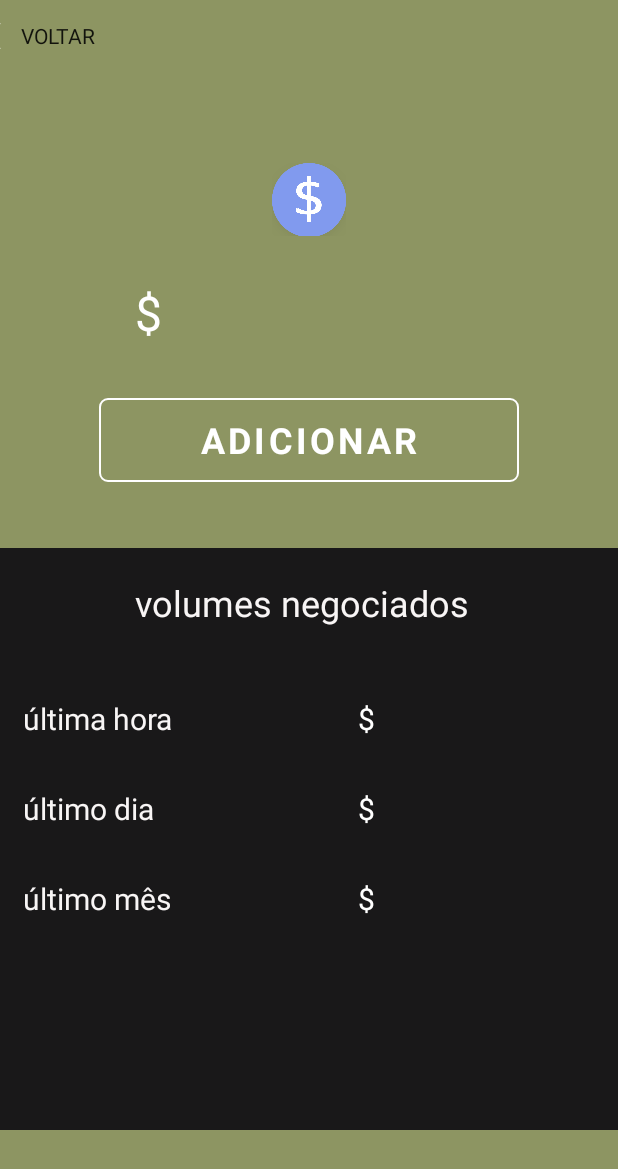
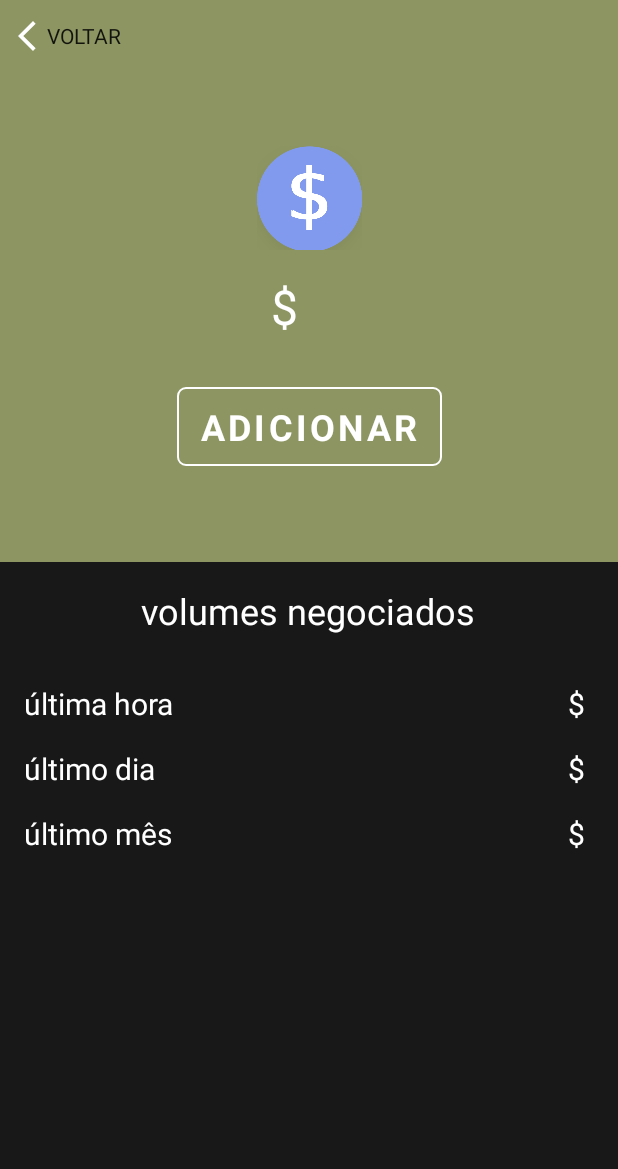
Before and after one commit to ozielguimaraes/take-my-money, an Android app: the screen it shows after launch (DetailsActivity), on a phone screen of 412 x 824 dp. Shown: the top 1169 px of the screen. Run offline under Robolectric (Android 15) with nearby library versions, the phone set to English and light mode, and no system bars; our stand-ins replace Picasso, Room's generated code; pictures from the network do not load; Roboto replaces fonts that are not available here.

Commit message:
layout update

```diff
--- a/app/src/main/res/layout/details_activity.xml
+++ b/app/src/main/res/layout/details_activity.xml
@@ -1,12 +1,11 @@
 <?xml version="1.0" encoding="utf-8"?>
-<androidx.constraintlayout.widget.ConstraintLayout
-    xmlns:android="http://schemas.android.com/apk/res/android"
+<androidx.constraintlayout.widget.ConstraintLayout xmlns:android="http://schemas.android.com/apk/res/android"
     xmlns:app="http://schemas.android.com/apk/res-auto"
     xmlns:tools="http://schemas.android.com/tools"
     android:layout_width="match_parent"
     android:layout_height="match_parent"
     android:background="#0075984C"
-    android:backgroundTint="#FFFFFF"
+    android:backgroundTint="@color/white"
     android:visibility="visible"
     tools:visibility="visible">
 
@@ -21,25 +20,24 @@
 
         <com.google.android.material.button.MaterialButton
             android:id="@+id/btn_add_remove"
-            android:layout_width="280dp"
-            android:layout_height="56dp"
-            android:layout_marginTop="29dp"
+            android:layout_width="wrap_content"
+            android:layout_height="wrap_content"
+            android:layout_marginTop="32dp"
             android:background="@drawable/btn_add_remove"
             android:fontFamily="@font/roboto"
             android:text="@string/add"
             android:textSize="24sp"
             android:textStyle="bold"
             app:backgroundTint="@color/white"
-            app:barrierMargin="50dp"
             app:layout_constraintEnd_toEndOf="parent"
             app:layout_constraintStart_toStartOf="parent"
             app:layout_constraintTop_toBottomOf="@+id/tx_value" />
 
         <com.google.android.material.imageview.ShapeableImageView
             android:id="@+id/im_view"
-            android:layout_width="53dp"
-            android:layout_height="49dp"
-            android:layout_marginTop="45dp"
+            android:layout_width="70dp"
+            android:layout_height="70dp"
+            android:layout_marginTop="32dp"
             app:layout_constraintEnd_toEndOf="@+id/tx_coin"
             app:layout_constraintStart_toStartOf="@+id/tx_coin"
             app:layout_constraintTop_toBottomOf="@+id/tx_coin"
@@ -47,8 +45,8 @@
 
         <TextView
             android:id="@+id/cifrao1"
-            android:layout_width="24dp"
-            android:layout_height="47dp"
+            android:layout_width="wrap_content"
+            android:layout_height="wrap_content"
             android:text="$"
             android:textColor="@color/white"
             android:textSize="32sp"
@@ -57,58 +55,64 @@
 
         <TextView
             android:id="@+id/tx_value"
-            android:layout_width="184dp"
-            android:layout_height="49dp"
-            android:layout_marginTop="29dp"
+            android:layout_width="wrap_content"
+            android:layout_height="wrap_content"
+            android:layout_marginTop="16dp"
             android:fontFamily="@font/roboto"
             android:gravity="center_horizontal"
+            android:paddingStart="16dp"
             android:textColor="@color/white"
-            tools:text="31.234.20"
             android:textSize="32sp"
             app:layout_constraintEnd_toEndOf="@+id/im_view"
             app:layout_constraintStart_toStartOf="@+id/im_view"
             app:layout_constraintTop_toBottomOf="@+id/im_view"
             tools:layout_editor_absoluteX="114dp"
-            tools:layout_editor_absoluteY="165dp"/>
+            tools:layout_editor_absoluteY="165dp"
+            tools:text="31.234.20" />
 
         <TextView
             android:id="@+id/tx_coin"
             android:layout_width="wrap_content"
             android:layout_height="wrap_content"
-            android:layout_marginTop="30dp"
+            android:layout_marginTop="32dp"
             android:fontFamily="@font/roboto"
-            android:textColor="#F8F5F5"
+            android:textColor="@color/white"
             android:textSize="24sp"
             app:layout_constraintEnd_toEndOf="parent"
             app:layout_constraintStart_toStartOf="parent"
             app:layout_constraintTop_toTopOf="parent"
-            tools:text="BTC"/>
+            tools:text="BTC" />
 
         <Button
             android:id="@+id/btn_back"
             android:layout_width="wrap_content"
             android:layout_height="wrap_content"
-            android:layout_marginStart="-18dp"
             android:background="@android:color/transparent"
             android:drawableLeft="@drawable/ic_return"
             android:fontFamily="@font/roboto"
+            android:padding="6dp"
             android:text="@string/back"
             app:layout_constraintStart_toStartOf="parent"
             app:layout_constraintTop_toTopOf="parent" />
 
         <androidx.constraintlayout.widget.ConstraintLayout
             android:id="@+id/layout_end"
-            android:layout_width="413dp"
-            android:layout_height="388dp"
-            android:layout_marginTop="365dp"
+            android:layout_width="match_parent"
+            android:layout_height="0dp"
+            android:layout_marginTop="64dp"
             android:background="@color/black_two"
+            android:padding="16dp"
+            app:layout_constraintBottom_toBottomOf="parent"
+            app:layout_constraintEnd_toEndOf="parent"
+            app:layout_constraintHorizontal_bias="1.0"
             app:layout_constraintStart_toStartOf="parent"
-            app:layout_constraintTop_toTopOf="parent">
+            app:layout_constraintTop_toBottomOf="@+id/btn_add_remove">
 
             <TextView
                 android:id="@+id/cifrao2"
-                android:layout_width="18dp"
-                android:layout_height="33dp"
+                android:layout_width="wrap_content"
+                android:layout_height="wrap_content"
+                android:layout_marginEnd="6dp"
                 android:text="$"
                 android:textColor="@color/white"
                 android:textSize="20sp"
@@ -116,11 +120,11 @@
                 app:layout_constraintTop_toTopOf="@+id/tx_value_hour" />
 
             <TextView
-                android:layout_width="232dp"
-                android:layout_height="48dp"
-                android:layout_marginTop="20dp"
+                android:id="@+id/textView4"
+                android:layout_width="wrap_content"
+                android:layout_height="wrap_content"
                 android:text="@string/v_traded"
-                android:textColor="#F8F5F5"
+                android:textColor="@color/white"
                 android:textSize="24sp"
                 app:layout_constraintEnd_toEndOf="parent"
                 app:layout_constraintHorizontal_bias="0.497"
@@ -128,42 +132,42 @@
                 app:layout_constraintTop_toTopOf="parent" />
 
             <TextView
-                android:layout_width="116dp"
-                android:layout_height="35dp"
-                android:layout_marginStart="15dp"
-                android:layout_marginTop="160dp"
+                android:id="@+id/textView3"
+                android:layout_width="wrap_content"
+                android:layout_height="wrap_content"
+                android:layout_marginTop="16dp"
                 android:text="@string/last_day"
-                android:textColor="#F8F5F5"
+                android:textColor="@color/white"
+                android:textSize="20sp"
+                app:layout_constraintStart_toStartOf="@+id/textView"
+                app:layout_constraintTop_toBottomOf="@+id/textView" />
+
+            <TextView
+                android:layout_width="wrap_content"
+                android:layout_height="wrap_content"
+                android:layout_marginTop="16dp"
+                android:text="@string/last_month"
+                android:textColor="@color/white"
+                android:textSize="20sp"
+                app:layout_constraintStart_toStartOf="@+id/textView3"
+                app:layout_constraintTop_toBottomOf="@+id/textView3" />
+
+            <TextView
+                android:id="@+id/textView"
+                android:layout_width="wrap_content"
+                android:layout_height="wrap_content"
+                android:layout_marginTop="32dp"
+                android:text="@string/last_hour"
+                android:textColor="@color/white"
                 android:textSize="20sp"
                 app:layout_constraintStart_toStartOf="parent"
-                app:layout_constraintTop_toTopOf="parent" />
-
-            <TextView
-                android:layout_width="116dp"
-                android:layout_height="35dp"
-                android:layout_marginStart="15dp"
-                android:layout_marginTop="220dp"
-                android:text="@string/last_month"
-                android:textColor="#F8F5F5"
-                android:textSize="20sp"
-                app:layout_constraintStart_toStartOf="parent"
-                app:layout_constraintTop_toTopOf="parent" />
-
-            <TextView
-                android:layout_width="116dp"
-                android:layout_height="35dp"
-                android:layout_marginStart="15dp"
-                android:layout_marginTop="100dp"
-                android:text="@string/last_hour"
-                android:textColor="#F8F5F5"
-                android:textSize="20sp"
-                app:layout_constraintStart_toStartOf="parent"
-                app:layout_constraintTop_toTopOf="parent" />
+                app:layout_constraintTop_toBottomOf="@+id/textView4" />
 
             <TextView
                 android:id="@+id/cifrao3"
-                android:layout_width="18dp"
-                android:layout_height="33dp"
+                android:layout_width="wrap_content"
+                android:layout_height="wrap_content"
+                android:layout_marginEnd="6dp"
                 android:text="$"
                 android:textColor="@color/white"
                 android:textSize="20sp"
@@ -172,8 +176,9 @@
 
             <TextView
                 android:id="@+id/cifrao4"
-                android:layout_width="18dp"
-                android:layout_height="33dp"
+                android:layout_width="wrap_content"
+                android:layout_height="wrap_content"
+                android:layout_marginEnd="6dp"
                 android:text="$"
                 android:textColor="@color/white"
                 android:textSize="20sp"
@@ -182,38 +187,37 @@
 
             <TextView
                 android:id="@+id/tx_value_hour"
-                android:layout_width="141dp"
-                android:layout_height="35dp"
-                android:layout_marginTop="100dp"
-                android:layout_marginEnd="15dp"
-                android:textColor="#F8F5F5"
+                android:layout_width="wrap_content"
+                android:layout_height="wrap_content"
+                android:layout_marginTop="32dp"
+                android:textColor="@color/white"
                 android:textSize="20sp"
                 app:layout_constraintEnd_toEndOf="parent"
-                app:layout_constraintTop_toTopOf="parent"
+                app:layout_constraintTop_toBottomOf="@+id/textView4"
                 tools:text="123,456.78" />
 
             <TextView
                 android:id="@+id/tx_value_day"
-                android:layout_width="141dp"
-                android:layout_height="35dp"
-                android:layout_marginTop="160dp"
-                android:layout_marginEnd="15dp"
-                android:textColor="#F8F5F5"
+                android:layout_width="wrap_content"
+                android:layout_height="wrap_content"
+                android:layout_marginTop="16dp"
+                android:textColor="@color/white"
                 android:textSize="20sp"
-                app:layout_constraintEnd_toEndOf="parent"
-                app:layout_constraintTop_toTopOf="parent"
+                app:layout_constraintEnd_toEndOf="@+id/tx_value_hour"
+                app:layout_constraintStart_toStartOf="@+id/tx_value_hour"
+                app:layout_constraintTop_toBottomOf="@+id/tx_value_hour"
                 tools:text="123,456.78" />
 
             <TextView
                 android:id="@+id/tx_value_month"
-                android:layout_width="141dp"
-                android:layout_height="35dp"
-                android:layout_marginTop="220dp"
-                android:layout_marginEnd="15dp"
-                android:textColor="#F8F5F5"
+                android:layout_width="wrap_content"
+                android:layout_height="wrap_content"
+                android:layout_marginTop="16dp"
+                android:textColor="@color/white"
                 android:textSize="20sp"
-                app:layout_constraintEnd_toEndOf="parent"
-                app:layout_constraintTop_toTopOf="parent"
+                app:layout_constraintEnd_toEndOf="@+id/tx_value_day"
+                app:layout_constraintStart_toStartOf="@+id/tx_value_day"
+                app:layout_constraintTop_toBottomOf="@+id/tx_value_day"
                 tools:text="123,456.78" />
 
         </androidx.constraintlayout.widget.ConstraintLayout>
```
